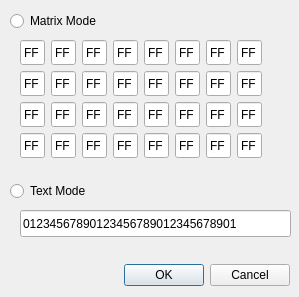
Before: the Qt Designer form ui/setmatrix.ui in giovanirinaldi/YAAES, drawn with Qt 5.
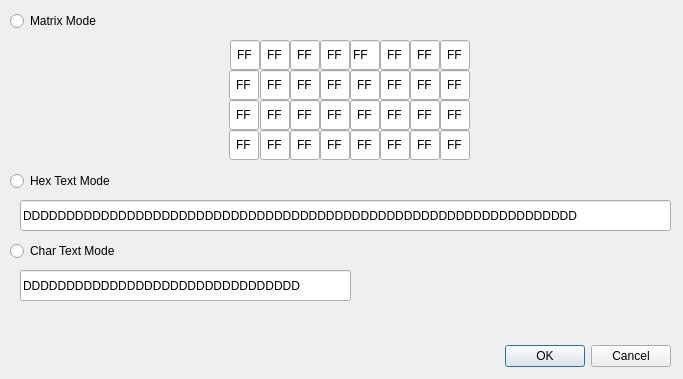
After: the same form once the commit is applied.

Commit message: set matrix ok for 3 modes

What changed in the file:
```diff
--- a/ui/setmatrix.ui
+++ b/ui/setmatrix.ui
@@ -9,10 +9,16 @@
    <rect>
     <x>0</x>
     <y>0</y>
-    <width>299</width>
-    <height>297</height>
+    <width>683</width>
+    <height>379</height>
    </rect>
   </property>
+  <property name="sizePolicy">
+   <sizepolicy hsizetype="Fixed" vsizetype="Fixed">
+    <horstretch>0</horstretch>
+    <verstretch>0</verstretch>
+   </sizepolicy>
+  </property>
   <property name="windowTitle">
    <string>Set</string>
   </property>
@@ -27,9 +33,9 @@
   <widget class="QDialogButtonBox" name="buttonBox">
    <property name="geometry">
     <rect>
-     <x>9</x>
-     <y>259</y>
-     <width>281</width>
+     <x>0</x>
+     <y>340</y>
+     <width>671</width>
      <height>32</height>
     </rect>
    </property>
@@ -57,39 +63,61 @@
    <property name="geometry">
     <rect>
      <x>10</x>
-     <y>180</y>
-     <width>116</width>
+     <y>170</y>
+     <width>281</width>
      <height>22</height>
     </rect>
    </property>
    <property name="text">
-    <string>Text Mode</string>
+    <string>Hex Text Mode</string>
    </property>
   </widget>
-  <widget class="QWidget" name="gridLayoutWidget">
+  <widget class="QLineEdit" name="setHexTextBytes">
    <property name="geometry">
     <rect>
      <x>20</x>
-     <y>40</y>
-     <width>244</width>
-     <height>120</height>
+     <y>200</y>
+     <width>651</width>
+     <height>31</height>
     </rect>
    </property>
-   <layout class="QGridLayout" name="layoutMatrixMode">
-    <item row="0" column="0">
+   <property name="sizePolicy">
+    <sizepolicy hsizetype="Fixed" vsizetype="Fixed">
+     <horstretch>0</horstretch>
+     <verstretch>0</verstretch>
+    </sizepolicy>
+   </property>
+   <property name="text">
+    <string>DDDDDDDDDDDDDDDDDDDDDDDDDDDDDDDDDDDDDDDDDDDDDDDDDDDDDDDDDDDDDDDD</string>
+   </property>
+   <property name="maxLength">
+    <number>64</number>
+   </property>
+  </widget>
      <widget class="QLineEdit" name="setByte00">
+   <property name="geometry">
+    <rect>
+     <x>230</x>
+     <y>40</y>
+     <width>30</width>
+     <height>30</height>
+    </rect>
+   </property>
       <property name="sizePolicy">
        <sizepolicy hsizetype="Fixed" vsizetype="Fixed">
-        <horstretch>25</horstretch>
-        <verstretch>25</verstretch>
+     <horstretch>30</horstretch>
+     <verstretch>30</verstretch>
        </sizepolicy>
       </property>
       <property name="maximumSize">
        <size>
-        <width>25</width>
-        <height>25</height>
-       </size>
-      </property>
+     <width>30</width>
+     <height>30</height>
+    </size>
+   </property>
+   <property name="inputMask">
+    <string/>
+   </property>
       <property name="text">
        <string>FF</string>
       </property>
@@ -103,19 +131,25 @@
        <set>Qt::AlignCenter</set>
       </property>
      </widget>
-    </item>
-    <item row="1" column="0">
      <widget class="QLineEdit" name="setByte01">
+   <property name="geometry">
+    <rect>
+     <x>229</x>
+     <y>70</y>
+     <width>30</width>
+     <height>30</height>
+    </rect>
+   </property>
       <property name="sizePolicy">
        <sizepolicy hsizetype="Fixed" vsizetype="Fixed">
-        <horstretch>25</horstretch>
-        <verstretch>25</verstretch>
+     <horstretch>30</horstretch>
+     <verstretch>30</verstretch>
        </sizepolicy>
       </property>
       <property name="maximumSize">
        <size>
-        <width>25</width>
-        <height>25</height>
+     <width>30</width>
+     <height>30</height>
        </size>
       </property>
       <property name="text">
@@ -131,19 +165,25 @@
        <set>Qt::AlignCenter</set>
       </property>
      </widget>
-    </item>
-    <item row="2" column="0">
      <widget class="QLineEdit" name="setByte02">
+   <property name="geometry">
+    <rect>
+     <x>229</x>
+     <y>100</y>
+     <width>30</width>
+     <height>30</height>
+    </rect>
+   </property>
       <property name="sizePolicy">
        <sizepolicy hsizetype="Fixed" vsizetype="Fixed">
-        <horstretch>25</horstretch>
-        <verstretch>25</verstretch>
+     <horstretch>30</horstretch>
+     <verstretch>30</verstretch>
        </sizepolicy>
       </property>
       <property name="maximumSize">
        <size>
-        <width>25</width>
-        <height>25</height>
+     <width>30</width>
+     <height>30</height>
        </size>
       </property>
       <property name="text">
@@ -159,19 +199,25 @@
        <set>Qt::AlignCenter</set>
       </property>
      </widget>
-    </item>
-    <item row="3" column="0">
      <widget class="QLineEdit" name="setByte03">
+   <property name="geometry">
+    <rect>
+     <x>229</x>
+     <y>130</y>
+     <width>30</width>
+     <height>30</height>
+    </rect>
+   </property>
       <property name="sizePolicy">
        <sizepolicy hsizetype="Fixed" vsizetype="Fixed">
-        <horstretch>25</horstretch>
-        <verstretch>25</verstretch>
+     <horstretch>30</horstretch>
+     <verstretch>30</verstretch>
        </sizepolicy>
       </property>
       <property name="maximumSize">
        <size>
-        <width>25</width>
-        <height>25</height>
+     <width>30</width>
+     <height>30</height>
        </size>
       </property>
       <property name="text">
@@ -187,19 +233,25 @@
        <set>Qt::AlignCenter</set>
       </property>
      </widget>
-    </item>
-    <item row="0" column="1">
      <widget class="QLineEdit" name="setByte04">
+   <property name="geometry">
+    <rect>
+     <x>260</x>
+     <y>40</y>
+     <width>30</width>
+     <height>30</height>
+    </rect>
+   </property>
       <property name="sizePolicy">
        <sizepolicy hsizetype="Fixed" vsizetype="Fixed">
-        <horstretch>25</horstretch>
-        <verstretch>25</verstretch>
+     <horstretch>30</horstretch>
+     <verstretch>30</verstretch>
        </sizepolicy>
       </property>
       <property name="maximumSize">
        <size>
-        <width>25</width>
-        <height>25</height>
+     <width>30</width>
+     <height>30</height>
        </size>
       </property>
       <property name="text">
@@ -215,19 +267,25 @@
        <set>Qt::AlignCenter</set>
       </property>
      </widget>
-    </item>
-    <item row="1" column="1">
      <widget class="QLineEdit" name="setByte05">
+   <property name="geometry">
+    <rect>
+     <x>260</x>
+     <y>70</y>
+     <width>30</width>
+     <height>30</height>
+    </rect>
+   </property>
       <property name="sizePolicy">
        <sizepolicy hsizetype="Fixed" vsizetype="Fixed">
-        <horstretch>25</horstretch>
-        <verstretch>25</verstretch>
+     <horstretch>30</horstretch>
+     <verstretch>30</verstretch>
        </sizepolicy>
       </property>
       <property name="maximumSize">
        <size>
-        <width>25</width>
-        <height>25</height>
+     <width>30</width>
+     <height>30</height>
        </size>
       </property>
       <property name="text">
@@ -243,19 +301,25 @@
        <set>Qt::AlignCenter</set>
       </property>
      </widget>
-    </item>
-    <item row="2" column="1">
      <widget class="QLineEdit" name="setByte06">
+   <property name="geometry">
+    <rect>
+     <x>260</x>
+     <y>100</y>
+     <width>30</width>
+     <height>30</height>
+    </rect>
+   </property>
       <property name="sizePolicy">
        <sizepolicy hsizetype="Fixed" vsizetype="Fixed">
-        <horstretch>25</horstretch>
-        <verstretch>25</verstretch>
+     <horstretch>30</horstretch>
+     <verstretch>30</verstretch>
        </sizepolicy>
       </property>
       <property name="maximumSize">
        <size>
-        <width>25</width>
-        <height>25</height>
+     <width>30</width>
+     <height>30</height>
        </size>
       </property>
       <property name="text">
@@ -271,19 +335,25 @@
        <set>Qt::AlignCenter</set>
       </property>
      </widget>
-    </item>
-    <item row="3" column="1">
      <widget class="QLineEdit" name="setByte07">
+   <property name="geometry">
+    <rect>
+     <x>260</x>
+     <y>130</y>
+     <width>30</width>
+     <height>30</height>
+    </rect>
+   </property>
       <property name="sizePolicy">
        <sizepolicy hsizetype="Fixed" vsizetype="Fixed">
-        <horstretch>25</horstretch>
-        <verstretch>25</verstretch>
+     <horstretch>30</horstretch>
+     <verstretch>30</verstretch>
        </sizepolicy>
       </property>
       <property name="maximumSize">
        <size>
-        <width>25</width>
-        <height>25</height>
+     <width>30</width>
+     <height>30</height>
        </size>
       </property>
       <property name="text">
@@ -299,19 +369,25 @@
        <set>Qt::AlignCenter</set>
       </property>
      </widget>
-    </item>
-    <item row="0" column="2">
      <widget class="QLineEdit" name="setByte08">
+   <property name="geometry">
+    <rect>
+     <x>290</x>
+     <y>40</y>
+     <width>30</width>
+     <height>30</height>
+    </rect>
+   </property>
       <property name="sizePolicy">
        <sizepolicy hsizetype="Fixed" vsizetype="Fixed">
-        <horstretch>25</horstretch>
-        <verstretch>25</verstretch>
+     <horstretch>30</horstretch>
+     <verstretch>30</verstretch>
        </sizepolicy>
       </property>
       <property name="maximumSize">
        <size>
-        <width>25</width>
-        <height>25</height>
+     <width>30</width>
+     <height>30</height>
        </size>
       </property>
       <property name="text">
@@ -327,19 +403,25 @@
        <set>Qt::AlignCenter</set>
       </property>
      </widget>
-    </item>
-    <item row="1" column="2">
      <widget class="QLineEdit" name="setByte09">
+   <property name="geometry">
+    <rect>
+     <x>290</x>
+     <y>70</y>
+     <width>30</width>
+     <height>30</height>
+    </rect>
+   </property>
       <property name="sizePolicy">
        <sizepolicy hsizetype="Fixed" vsizetype="Fixed">
-        <horstretch>25</horstretch>
-        <verstretch>25</verstretch>
+     <horstretch>30</horstretch>
+     <verstretch>30</verstretch>
        </sizepolicy>
       </property>
       <property name="maximumSize">
        <size>
-        <width>25</width>
-        <height>25</height>
+     <width>30</width>
+     <height>30</height>
        </size>
       </property>
       <property name="text">
@@ -355,19 +437,25 @@
        <set>Qt::AlignCenter</set>
       </property>
      </widget>
-    </item>
-    <item row="2" column="2">
      <widget class="QLineEdit" name="setByte10">
+   <property name="geometry">
+    <rect>
+     <x>290</x>
+     <y>100</y>
+     <width>30</width>
+     <height>30</height>
+    </rect>
+   </property>
       <property name="sizePolicy">
        <sizepolicy hsizetype="Fixed" vsizetype="Fixed">
-        <horstretch>25</horstretch>
-        <verstretch>25</verstretch>
+     <horstretch>30</horstretch>
+     <verstretch>30</verstretch>
        </sizepolicy>
       </property>
       <property name="maximumSize">
        <size>
-        <width>25</width>
-        <height>25</height>
+     <width>30</width>
+     <height>30</height>
        </size>
       </property>
       <property name="text">
@@ -383,19 +471,25 @@
        <set>Qt::AlignCenter</set>
       </property>
      </widget>
-    </item>
-    <item row="3" column="2">
      <widget class="QLineEdit" name="setByte11">
+   <property name="geometry">
+    <rect>
+     <x>290</x>
+     <y>130</y>
+     <width>30</width>
+     <height>30</height>
+    </rect>
+   </property>
       <property name="sizePolicy">
        <sizepolicy hsizetype="Fixed" vsizetype="Fixed">
-        <horstretch>25</horstretch>
-        <verstretch>25</verstretch>
+     <horstretch>30</horstretch>
+     <verstretch>30</verstretch>
        </sizepolicy>
       </property>
       <property name="maximumSize">
        <size>
-        <width>25</width>
-        <height>25</height>
+     <width>30</width>
+     <height>30</height>
        </size>
       </property>
       <property name="text">
@@ -411,19 +505,25 @@
        <set>Qt::AlignCenter</set>
       </property>
      </widget>
-    </item>
-    <item row="0" column="3">
      <widget class="QLineEdit" name="setByte12">
+   <property name="geometry">
+    <rect>
+     <x>320</x>
+     <y>40</y>
+     <width>30</width>
+     <height>30</height>
+    </rect>
+   </property>
       <property name="sizePolicy">
        <sizepolicy hsizetype="Fixed" vsizetype="Fixed">
-        <horstretch>25</horstretch>
-        <verstretch>25</verstretch>
+     <horstretch>30</horstretch>
+     <verstretch>30</verstretch>
        </sizepolicy>
       </property>
       <property name="maximumSize">
        <size>
-        <width>25</width>
-        <height>25</height>
+     <width>30</width>
+     <height>30</height>
        </size>
       </property>
       <property name="text">
@@ -439,19 +539,25 @@
        <set>Qt::AlignCenter</set>
       </property>
      </widget>
-    </item>
-    <item row="1" column="3">
      <widget class="QLineEdit" name="setByte13">
+   <property name="geometry">
+    <rect>
+     <x>320</x>
+     <y>70</y>
+     <width>30</width>
+     <height>30</height>
+    </rect>
+   </property>
       <property name="sizePolicy">
        <sizepolicy hsizetype="Fixed" vsizetype="Fixed">
-        <horstretch>25</horstretch>
-        <verstretch>25</verstretch>
+     <horstretch>30</horstretch>
+     <verstretch>30</verstretch>
        </sizepolicy>
       </property>
       <property name="maximumSize">
        <size>
-        <width>25</width>
-        <height>25</height>
+     <width>30</width>
+     <height>30</height>
        </size>
       </property>
       <property name="text">
@@ -467,19 +573,25 @@
        <set>Qt::AlignCenter</set>
       </property>
      </widget>
-    </item>
-    <item row="2" column="3">
      <widget class="QLineEdit" name="setByte14">
+   <property name="geometry">
+    <rect>
+     <x>320</x>
+     <y>100</y>
+     <width>30</width>
+     <height>30</height>
+    </rect>
+   </property>
       <property name="sizePolicy">
        <sizepolicy hsizetype="Fixed" vsizetype="Fixed">
-        <horstretch>25</horstretch>
-        <verstretch>25</verstretch>
+     <horstretch>30</horstretch>
+     <verstretch>30</verstretch>
        </sizepolicy>
       </property>
       <property name="maximumSize">
        <size>
-        <width>25</width>
-        <height>25</height>
+     <width>30</width>
+     <height>30</height>
        </size>
       </property>
       <property name="text">
@@ -495,19 +607,25 @@
        <set>Qt::AlignCenter</set>
       </property>
      </widget>
-    </item>
-    <item row="3" column="3">
      <widget class="QLineEdit" name="setByte15">
+   <property name="geometry">
+    <rect>
+     <x>320</x>
+     <y>130</y>
+     <width>30</width>
+     <height>30</height>
+    </rect>
+   </property>
       <property name="sizePolicy">
        <sizepolicy hsizetype="Fixed" vsizetype="Fixed">
-        <horstretch>25</horstretch>
-        <verstretch>25</verstretch>
+     <horstretch>30</horstretch>
+     <verstretch>30</verstretch>
        </sizepolicy>
       </property>
       <property name="maximumSize">
        <size>
-        <width>25</width>
-        <height>25</height>
+     <width>30</width>
+     <height>30</height>
        </size>
       </property>
       <property name="text">
@@ -523,21 +641,30 @@
        <set>Qt::AlignCenter</set>
       </property>
      </widget>
-    </item>
-    <item row="0" column="4">
      <widget class="QLineEdit" name="setByte16">
+   <property name="geometry">
+    <rect>
+     <x>350</x>
+     <y>40</y>
+     <width>30</width>
+     <height>30</height>
+    </rect>
+   </property>
       <property name="sizePolicy">
        <sizepolicy hsizetype="Fixed" vsizetype="Fixed">
-        <horstretch>25</horstretch>
-        <verstretch>25</verstretch>
+     <horstretch>30</horstretch>
+     <verstretch>30</verstretch>
        </sizepolicy>
       </property>
       <property name="maximumSize">
        <size>
-        <width>25</width>
-        <height>25</height>
-       </size>
-      </property>
+     <width>30</width>
+     <height>30</height>
+    </size>
+   </property>
+   <property name="layoutDirection">
+    <enum>Qt::LeftToRight</enum>
+   </property>
       <property name="text">
        <string>FF</string>
       </property>
@@ -548,22 +675,28 @@
        <bool>true</bool>
       </property>
       <property name="alignment">
-       <set>Qt::AlignCenter</set>
-      </property>
-     </widget>
-    </item>
-    <item row="1" column="4">
+    <set>Qt::AlignJustify|Qt::AlignVCenter</set>
+   </property>
+  </widget>
      <widget class="QLineEdit" name="setByte17">
+   <property name="geometry">
+    <rect>
+     <x>350</x>
+     <y>70</y>
+     <width>30</width>
+     <height>30</height>
+    </rect>
+   </property>
       <property name="sizePolicy">
        <sizepolicy hsizetype="Fixed" vsizetype="Fixed">
-        <horstretch>25</horstretch>
-        <verstretch>25</verstretch>
+     <horstretch>30</horstretch>
+     <verstretch>30</verstretch>
        </sizepolicy>
       </property>
       <property name="maximumSize">
        <size>
-        <width>25</width>
-        <height>25</height>
+     <width>30</width>
+     <height>30</height>
        </size>
       </property>
       <property name="text">
@@ -579,19 +712,25 @@
        <set>Qt::AlignCenter</set>
       </property>
      </widget>
-    </item>
-    <item row="2" column="4">
      <widget class="QLineEdit" name="setByte18">
+   <property name="geometry">
+    <rect>
+     <x>350</x>
+     <y>100</y>
+     <width>30</width>
+     <height>30</height>
+    </rect>
+   </property>
       <property name="sizePolicy">
        <sizepolicy hsizetype="Fixed" vsizetype="Fixed">
-        <horstretch>25</horstretch>
-        <verstretch>25</verstretch>
+     <horstretch>30</horstretch>
+     <verstretch>30</verstretch>
        </sizepolicy>
       </property>
       <property name="maximumSize">
        <size>
-        <width>25</width>
-        <height>25</height>
+     <width>30</width>
+     <height>30</height>
        </size>
       </property>
       <property name="text">
@@ -607,19 +746,25 @@
        <set>Qt::AlignCenter</set>
       </property>
      </widget>
-    </item>
-    <item row="3" column="4">
      <widget class="QLineEdit" name="setByte19">
+   <property name="geometry">
+    <rect>
+     <x>350</x>
+     <y>130</y>
+     <width>30</width>
+     <height>30</height>
+    </rect>
+   </property>
       <property name="sizePolicy">
        <sizepolicy hsizetype="Fixed" vsizetype="Fixed">
-        <horstretch>25</horstretch>
-        <verstretch>25</verstretch>
+     <horstretch>30</horstretch>
+     <verstretch>30</verstretch>
        </sizepolicy>
       </property>
       <property name="maximumSize">
        <size>
-        <width>25</width>
-        <height>25</height>
+     <width>30</width>
+     <height>30</height>
        </size>
       </property>
       <property name="text">
@@ -635,19 +780,25 @@
        <set>Qt::AlignCenter</set>
       </property>
      </widget>
-    </item>
-    <item row="0" column="5">
      <widget class="QLineEdit" name="setByte20">
+   <property name="geometry">
+    <rect>
+     <x>380</x>
+     <y>40</y>
+     <width>30</width>
+     <height>30</height>
+    </rect>
+   </property>
       <property name="sizePolicy">
        <sizepolicy hsizetype="Fixed" vsizetype="Fixed">
-        <horstretch>25</horstretch>
-        <verstretch>25</verstretch>
+     <horstretch>30</horstretch>
+     <verstretch>30</verstretch>
        </sizepolicy>
       </property>
       <property name="maximumSize">
        <size>
-        <width>25</width>
-        <height>25</height>
+     <width>30</width>
+     <height>30</height>
        </size>
       </property>
       <property name="text">
@@ -663,19 +814,25 @@
        <set>Qt::AlignCenter</set>
       </property>
      </widget>
-    </item>
-    <item row="1" column="5">
      <widget class="QLineEdit" name="setByte21">
+   <property name="geometry">
+    <rect>
+     <x>380</x>
+     <y>70</y>
+     <width>30</width>
+     <height>30</height>
+    </rect>
+   </property>
       <property name="sizePolicy">
        <sizepolicy hsizetype="Fixed" vsizetype="Fixed">
-        <horstretch>25</horstretch>
-        <verstretch>25</verstretch>
+     <horstretch>30</horstretch>
+     <verstretch>30</verstretch>
        </sizepolicy>
       </property>
       <property name="maximumSize">
        <size>
-        <width>25</width>
-        <height>25</height>
+     <width>30</width>
+     <height>30</height>
        </size>
       </property>
       <property name="text">
@@ -691,19 +848,25 @@
        <set>Qt::AlignCenter</set>
       </property>
      </widget>
-    </item>
-    <item row="2" column="5">
      <widget class="QLineEdit" name="setByte22">
+   <property name="geometry">
+    <rect>
+     <x>380</x>
+     <y>100</y>
+     <width>30</width>
+     <height>30</height>
+    </rect>
+   </property>
       <property name="sizePolicy">
        <sizepolicy hsizetype="Fixed" vsizetype="Fixed">
-        <horstretch>25</horstretch>
-        <verstretch>25</verstretch>
+     <horstretch>30</horstretch>
+     <verstretch>30</verstretch>
        </sizepolicy>
       </property>
       <property name="maximumSize">
        <size>
-        <width>25</width>
-        <height>25</height>
+     <width>30</width>
+     <height>30</height>
        </size>
       </property>
       <property name="text">
@@ -719,19 +882,25 @@
        <set>Qt::AlignCenter</set>
       </property>
      </widget>
-    </item>
-    <item row="3" column="5">
      <widget class="QLineEdit" name="setByte23">
+   <property name="geometry">
+    <rect>
+     <x>380</x>
+     <y>130</y>
+     <width>30</width>
+     <height>30</height>
+    </rect>
+   </property>
       <property name="sizePolicy">
        <sizepolicy hsizetype="Fixed" vsizetype="Fixed">
-        <horstretch>25</horstretch>
-        <verstretch>25</verstretch>
+     <horstretch>30</horstretch>
+     <verstretch>30</verstretch>
        </sizepolicy>
       </property>
       <property name="maximumSize">
        <size>
-        <width>25</width>
-        <height>25</height>
+     <width>30</width>
+     <height>30</height>
        </size>
       </property>
       <property name="text">
@@ -747,19 +916,25 @@
        <set>Qt::AlignCenter</set>
       </property>
      </widget>
-    </item>
-    <item row="0" column="6">
      <widget class="QLineEdit" name="setByte24">
+   <property name="geometry">
+    <rect>
+     <x>410</x>
+     <y>40</y>
+     <width>30</width>
+     <height>30</height>
+    </rect>
+   </property>
       <property name="sizePolicy">
        <sizepolicy hsizetype="Fixed" vsizetype="Fixed">
-        <horstretch>25</horstretch>
-        <verstretch>25</verstretch>
+     <horstretch>30</horstretch>
+     <verstretch>30</verstretch>
        </sizepolicy>
       </property>
       <property name="maximumSize">
        <size>
-        <width>25</width>
-        <height>25</height>
+     <width>30</width>
+     <height>30</height>
        </size>
       </property>
       <property name="text">
@@ -775,19 +950,25 @@
        <set>Qt::AlignCenter</set>
       </property>
      </widget>
-    </item>
-    <item row="1" column="6">
      <widget class="QLineEdit" name="setByte25">
+   <property name="geometry">
+    <rect>
+     <x>410</x>
+     <y>70</y>
+     <width>30</width>
+     <height>30</height>
+    </rect>
+   </property>
       <property name="sizePolicy">
        <sizepolicy hsizetype="Fixed" vsizetype="Fixed">
-        <horstretch>25</horstretch>
-        <verstretch>25</verstretch>
+     <horstretch>30</horstretch>
+     <verstretch>30</verstretch>
        </sizepolicy>
       </property>
       <property name="maximumSize">
        <size>
-        <width>25</width>
-        <height>25</height>
+     <width>30</width>
+     <height>30</height>
        </size>
       </property>
       <property name="text">
@@ -803,19 +984,25 @@
        <set>Qt::AlignCenter</set>
       </property>
      </widget>
-    </item>
-    <item row="2" column="6">
      <widget class="QLineEdit" name="setByte26">
+   <property name="geometry">
+    <rect>
+     <x>410</x>
+     <y>100</y>
+     <width>30</width>
+     <height>30</height>
+    </rect>
+   </property>
       <property name="sizePolicy">
        <sizepolicy hsizetype="Fixed" vsizetype="Fixed">
-        <horstretch>25</horstretch>
-        <verstretch>25</verstretch>
+     <horstretch>30</horstretch>
+     <verstretch>30</verstretch>
        </sizepolicy>
       </property>
       <property name="maximumSize">
        <size>
-        <width>25</width>
-        <height>25</height>
+     <width>30</width>
+     <height>30</height>
        </size>
       </property>
       <property name="text">
@@ -831,19 +1018,25 @@
        <set>Qt::AlignCenter</set>
       </property>
      </widget>
-    </item>
-    <item row="3" column="6">
      <widget class="QLineEdit" name="setByte27">
+   <property name="geometry">
+    <rect>
+     <x>410</x>
+     <y>130</y>
+     <width>30</width>
+     <height>30</height>
+    </rect>
+   </property>
       <property name="sizePolicy">
        <sizepolicy hsizetype="Fixed" vsizetype="Fixed">
-        <horstretch>25</horstretch>
-        <verstretch>25</verstretch>
+     <horstretch>30</horstretch>
+     <verstretch>30</verstretch>
        </sizepolicy>
       </property>
       <property name="maximumSize">
        <size>
-        <width>25</width>
-        <height>25</height>
+     <width>30</width>
+     <height>30</height>
        </size>
       </property>
       <property name="text">
@@ -859,19 +1052,25 @@
        <set>Qt::AlignCenter</set>
       </property>
      </widget>
-    </item>
-    <item row="0" column="7">
      <widget class="QLineEdit" name="setByte28">
+   <property name="geometry">
+    <rect>
+     <x>440</x>
+     <y>40</y>
+     <width>30</width>
+     <height>30</height>
+    </rect>
+   </property>
       <property name="sizePolicy">
        <sizepolicy hsizetype="Fixed" vsizetype="Fixed">
-        <horstretch>25</horstretch>
-        <verstretch>25</verstretch>
+     <horstretch>30</horstretch>
+     <verstretch>30</verstretch>
        </sizepolicy>
       </property>
       <property name="maximumSize">
        <size>
-        <width>25</width>
-        <height>25</height>
+     <width>30</width>
+     <height>30</height>
        </size>
       </property>
       <property name="text">
@@ -887,19 +1086,25 @@
        <set>Qt::AlignCenter</set>
       </property>
      </widget>
-    </item>
-    <item row="1" column="7">
      <widget class="QLineEdit" name="setByte29">
+   <property name="geometry">
+    <rect>
+     <x>440</x>
+     <y>70</y>
+     <width>30</width>
+     <height>30</height>
+    </rect>
+   </property>
       <property name="sizePolicy">
        <sizepolicy hsizetype="Fixed" vsizetype="Fixed">
-        <horstretch>25</horstretch>
-        <verstretch>25</verstretch>
+     <horstretch>30</horstretch>
+     <verstretch>30</verstretch>
        </sizepolicy>
       </property>
       <property name="maximumSize">
        <size>
-        <width>25</width>
-        <height>25</height>
+     <width>30</width>
+     <height>30</height>
        </size>
       </property>
       <property name="text">
@@ -915,19 +1120,25 @@
        <set>Qt::AlignCenter</set>
       </property>
      </widget>
-    </item>
-    <item row="2" column="7">
      <widget class="QLineEdit" name="setByte30">
+   <property name="geometry">
+    <rect>
+     <x>440</x>
+     <y>100</y>
+     <width>30</width>
+     <height>30</height>
+    </rect>
+   </property>
       <property name="sizePolicy">
        <sizepolicy hsizetype="Fixed" vsizetype="Fixed">
-        <horstretch>25</horstretch>
-        <verstretch>25</verstretch>
+     <horstretch>30</horstretch>
+     <verstretch>30</verstretch>
        </sizepolicy>
       </property>
       <property name="maximumSize">
        <size>
-        <width>25</width>
-        <height>25</height>
+     <width>30</width>
+     <height>30</height>
        </size>
       </property>
       <property name="text">
@@ -943,19 +1154,25 @@
        <set>Qt::AlignCenter</set>
       </property>
      </widget>
-    </item>
-    <item row="3" column="7">
      <widget class="QLineEdit" name="setByte31">
+   <property name="geometry">
+    <rect>
+     <x>440</x>
+     <y>130</y>
+     <width>30</width>
+     <height>30</height>
+    </rect>
+   </property>
       <property name="sizePolicy">
        <sizepolicy hsizetype="Fixed" vsizetype="Fixed">
-        <horstretch>25</horstretch>
-        <verstretch>25</verstretch>
+     <horstretch>30</horstretch>
+     <verstretch>30</verstretch>
        </sizepolicy>
       </property>
       <property name="maximumSize">
        <size>
-        <width>25</width>
-        <height>25</height>
+     <width>30</width>
+     <height>30</height>
        </size>
       </property>
       <property name="text">
@@ -971,20 +1188,36 @@
        <set>Qt::AlignCenter</set>
       </property>
      </widget>
-    </item>
-   </layout>
+  <widget class="QRadioButton" name="radioCharTextMode">
+   <property name="geometry">
+    <rect>
+     <x>10</x>
+     <y>240</y>
+     <width>281</width>
+     <height>22</height>
+    </rect>
+   </property>
+   <property name="text">
+    <string>Char Text Mode</string>
+   </property>
   </widget>
   <widget class="QLineEdit" name="setTextBytes">
    <property name="geometry">
     <rect>
      <x>20</x>
-     <y>210</y>
-     <width>271</width>
-     <height>27</height>
+     <y>270</y>
+     <width>331</width>
+     <height>31</height>
     </rect>
    </property>
+   <property name="sizePolicy">
+    <sizepolicy hsizetype="Fixed" vsizetype="Fixed">
+     <horstretch>0</horstretch>
+     <verstretch>0</verstretch>
+    </sizepolicy>
+   </property>
    <property name="text">
-    <string>01234567890123456789012345678901</string>
+    <string>DDDDDDDDDDDDDDDDDDDDDDDDDDDDDDDD</string>
    </property>
    <property name="maxLength">
     <number>32</number>
```
Left out of the diff: 2 changed lines with no effect on the pictures. Lines whose indentation alone changed are shown as unchanged. The commit also changes 12 other files.
